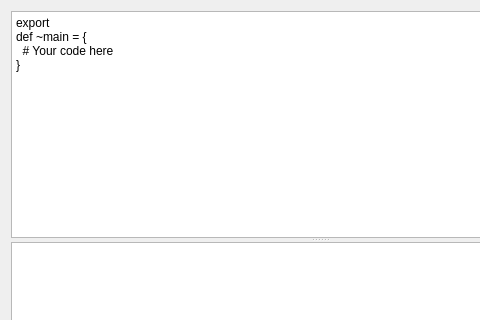
Old version of the form tools/ylliab/compilewidget.ui in the repository 8051Enthusiast/yabo; both pictures show x 0 to 480 and y 0 to 320 of the 640 by 480 pixel window.
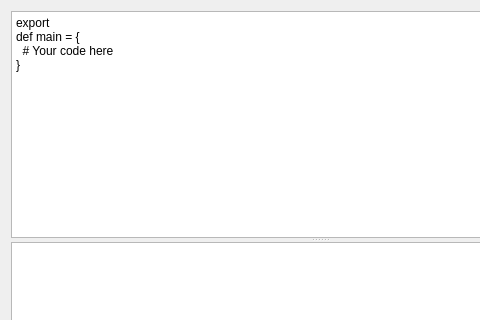
New version of the form. Custom widgets are drawn as their Qt base class.

Patch:
```diff
--- a/tools/ylliab/compilewidget.ui
+++ b/tools/ylliab/compilewidget.ui
@@ -22,7 +22,7 @@
      <widget class="SourceEditor" name="plainTextEdit">
       <property name="plainText">
        <string>export
-def ~main = {
+def main = {
   # Your code here
 }
 </string>
```
